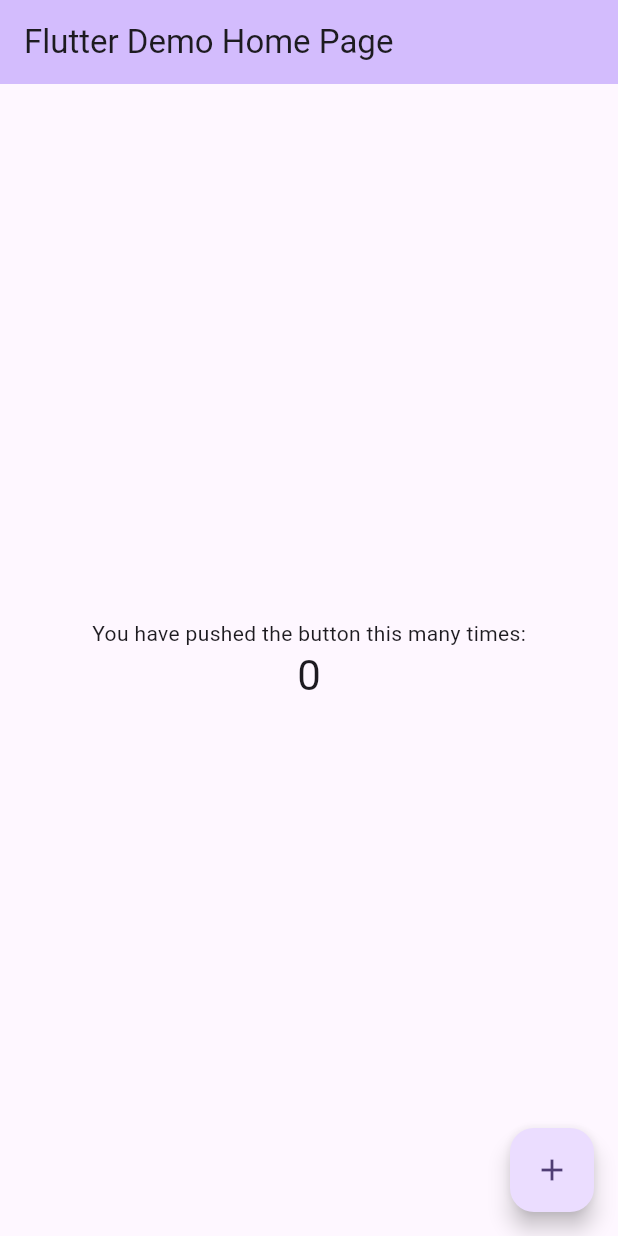
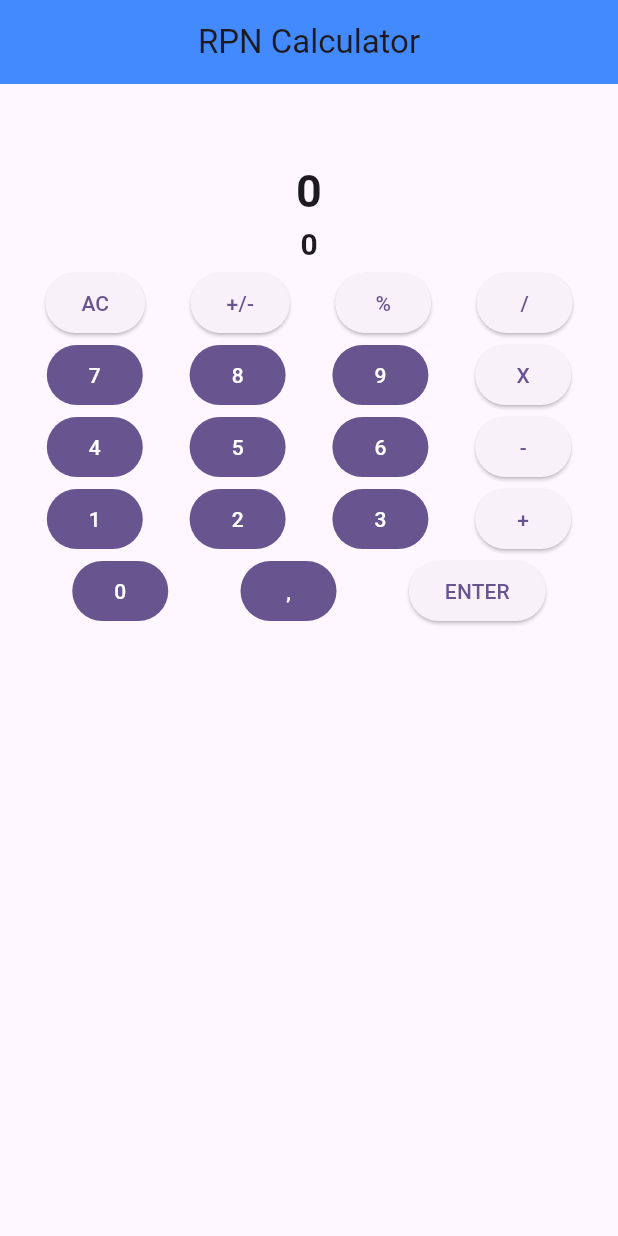
Before and after one commit to alicejasmine/rpn_calculator, a Flutter app: the screen it shows after launch, on a phone screen of 412 x 824 dp. Run offline on Flutter 3.47's test engine with Material 3 defaults, Android fonts, the phone set to English and light mode, and no system bars.

Commit message:
Gui set up

```diff
--- /dev/null
+++ b/lib/CalculatorScreen.dart
@@ -0,0 +1,138 @@
+import 'package:flutter/material.dart';
+
+class CalculatorScreen extends StatefulWidget {
+  const CalculatorScreen({super.key});
+
+  @override
+  State<CalculatorScreen> createState() => _CalculatorScreenState();
+}
+
+class _CalculatorScreenState extends State<CalculatorScreen> {
+
+  String result = "0";
+  String input = "0";
+  @override
+  Widget build(BuildContext context) {
+    return Scaffold(
+        appBar: AppBar(
+          centerTitle: true,
+          title: const Text("RPN Calculator"),
+          backgroundColor: Colors.blueAccent,
+        ),
+        body: Padding(
+            padding: EdgeInsets.only(top: 50),
+            child: Column(children: [
+              Row(
+                mainAxisAlignment: MainAxisAlignment.center,
+                children: [
+                  Text(
+                    result,
+                    style: TextStyle(fontSize: 30,  fontWeight: FontWeight.bold),
+                  ),
+                ],
+              ),
+              // Display Result
+              Row(
+                mainAxisAlignment: MainAxisAlignment.center,
+                children: [
+                  Text(
+                    input,
+                    style: TextStyle(fontSize: 20, fontWeight: FontWeight.bold),
+                  ),
+                ],
+              ),
+              Row(
+                mainAxisAlignment: MainAxisAlignment.spaceEvenly,
+                children: [
+                  ElevatedButton(
+                    onPressed: () {},
+                    child: const Text('AC'),
+                  ),
+                  ElevatedButton(
+                    onPressed: () {},
+                    child: const Text('+/-'),
+                  ),
+                  ElevatedButton(
+                    onPressed: () {},
+                    child: const Text('%'),
+                  ),
+                  ElevatedButton(
+                    onPressed: () {},
+                    child: const Text('/'),
+                  ),
+                ],
+              ),
+              Row(
+                mainAxisAlignment: MainAxisAlignment.spaceEvenly,
+                children: [
+                  FilledButton(
+                    onPressed: () {},
+                    child: const Text('7'),
+                  ),
+                  FilledButton(
+                    onPressed: () {},
+                    child: const Text('8'),
+                  ),
+                  FilledButton(
+                    onPressed: () {},
+                    child: const Text('9'),
+                  ),
+                  ElevatedButton(
+                    onPressed: () {},
+                    child: const Text('X'),
+                  ),
+                ],
+              ),
+              Row(
+                mainAxisAlignment: MainAxisAlignment.spaceEvenly,
+                children: [
+                  FilledButton(
+                    onPressed: () {},
+                    child: const Text('4'),
+                  ),
+                  FilledButton(
+                    onPressed: () {},
+                    child: const Text('5'),
+                  ),
+                  FilledButton(
+                    onPressed: () {},
+                    child: const Text('6'),
+                  ),
+                  ElevatedButton(
+                    onPressed: () {},
+                    child: const Text('-'),
+                  ),
+                ],
+              ),
+              Row(
+                mainAxisAlignment: MainAxisAlignment.spaceEvenly,
+                children: [
+                  FilledButton(
+                    onPressed: () {},
+                    child: const Text('1'),
+                  ),
+                  FilledButton(
+                    onPressed: () {},
+                    child: const Text('2'),
+                  ),
+                  FilledButton(
+                    onPressed: () {},
+                    child: const Text('3'),
+                  ),
+                  ElevatedButton(
+                    onPressed: () {},
+                    child: const Text('+'),
+                  ),
+                ],
+              ),
+              Row(
+                mainAxisAlignment: MainAxisAlignment.spaceEvenly,
+                children: [
+                  FilledButton(onPressed: () {}, child: const Text('0')),
+                  FilledButton(onPressed: () {}, child: const Text(',')),
+                  ElevatedButton(onPressed: () {}, child: const Text('ENTER')),
+                ],
+              ),
+            ])));
+  }
+}
--- a/lib/main.dart
+++ b/lib/main.dart
@@ -1,4 +1,6 @@
 import 'package:flutter/material.dart';
+
+import 'CalculatorScreen.dart';
 
 void main() {
   runApp(const MyApp());
@@ -7,119 +9,15 @@
 class MyApp extends StatelessWidget {
   const MyApp({super.key});
 
-  // This widget is the root of your application.
+
   @override
   Widget build(BuildContext context) {
     return MaterialApp(
-      title: 'Flutter Demo',
+      title: 'RPN Calculator',
       theme: ThemeData(
-        // This is the theme of your application.
-        //
-        // TRY THIS: Try running your application with "flutter run". You'll see
-        // the application has a purple toolbar. Then, without quitting the app,
-        // try changing the seedColor in the colorScheme below to Colors.green
-        // and then invoke "hot reload" (save your changes or press the "hot
-        // reload" button in a Flutter-supported IDE, or press "r" if you used
-        // the command line to start the app).
-        //
-        // Notice that the counter didn't reset back to zero; the application
-        // state is not lost during the reload. To reset the state, use hot
-        // restart instead.
-        //
-        // This works for code too, not just values: Most code changes can be
-        // tested with just a hot reload.
         colorScheme: ColorScheme.fromSeed(seedColor: Colors.deepPurple),
-        useMaterial3: true,
       ),
-      home: const MyHomePage(title: 'Flutter Demo Home Page'),
+      home: CalculatorScreen(),
     );
   }
 }
-
-class MyHomePage extends StatefulWidget {
-  const MyHomePage({super.key, required this.title});
-
-  // This widget is the home page of your application. It is stateful, meaning
-  // that it has a State object (defined below) that contains fields that affect
-  // how it looks.
-
-  // This class is the configuration for the state. It holds the values (in this
-  // case the title) provided by the parent (in this case the App widget) and
-  // used by the build method of the State. Fields in a Widget subclass are
-  // always marked "final".
-
-  final String title;
-
-  @override
-  State<MyHomePage> createState() => _MyHomePageState();
-}
-
-class _MyHomePageState extends State<MyHomePage> {
-  int _counter = 0;
-
-  void _incrementCounter() {
-    setState(() {
-      // This call to setState tells the Flutter framework that something has
-      // changed in this State, which causes it to rerun the build method below
-      // so that the display can reflect the updated values. If we changed
-      // _counter without calling setState(), then the build method would not be
-      // called again, and so nothing would appear to happen.
-      _counter++;
-    });
-  }
-
-  @override
-  Widget build(BuildContext context) {
-    // This method is rerun every time setState is called, for instance as done
-    // by the _incrementCounter method above.
-    //
-    // The Flutter framework has been optimized to make rerunning build methods
-    // fast, so that you can just rebuild anything that needs updating rather
-    // than having to individually change instances of widgets.
-    return Scaffold(
-      appBar: AppBar(
-        // TRY THIS: Try changing the color here to a specific color (to
-        // Colors.amber, perhaps?) and trigger a hot reload to see the AppBar
-        // change color while the other colors stay the same.
-        backgroundColor: Theme.of(context).colorScheme.inversePrimary,
-        // Here we take the value from the MyHomePage object that was created by
-        // the App.build method, and use it to set our appbar title.
-        title: Text(widget.title),
-      ),
-      body: Center(
-        // Center is a layout widget. It takes a single child and positions it
-        // in the middle of the parent.
-        child: Column(
-          // Column is also a layout widget. It takes a list of children and
-          // arranges them vertically. By default, it sizes itself to fit its
-          // children horizontally, and tries to be as tall as its parent.
-          //
-          // Column has various properties to control how it sizes itself and
-          // how it positions its children. Here we use mainAxisAlignment to
-          // center the children vertically; the main axis here is the vertical
-          // axis because Columns are vertical (the cross axis would be
-          // horizontal).
-          //
-          // TRY THIS: Invoke "debug painting" (choose the "Toggle Debug Paint"
-          // action in the IDE, or press "p" in the console), to see the
-          // wireframe for each widget.
-          mainAxisAlignment: MainAxisAlignment.center,
-          children: <Widget>[
-            const Text(
-              'You have pushed the button this many times:',
-            ),
-            Text(
-              '$_counter',
-              style: Theme.of(context).textTheme.headlineMedium,
-            ),
-          ],
-        ),
-      ),
-      floatingActionButton: FloatingActionButton(
-        onPressed: _incrementCounter,
-        tooltip: 'Increment',
-        child: const Icon(Icons.add),
-      ), // This trailing comma makes auto-formatting nicer for build methods.
-    );
-  }
-}
```
